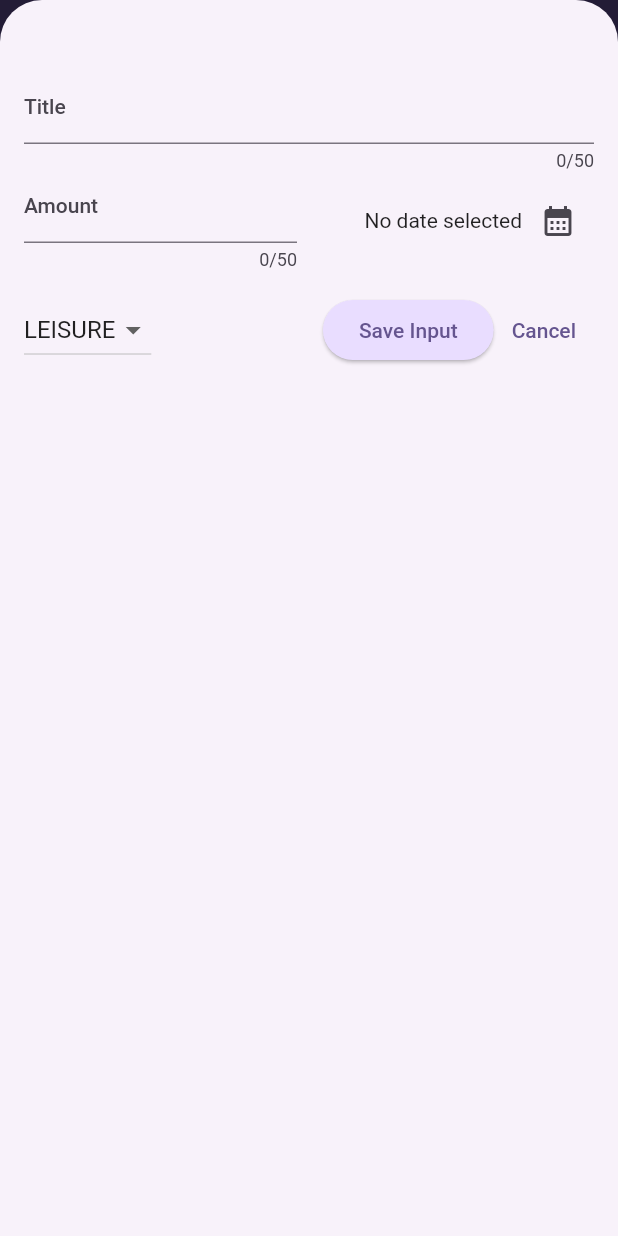
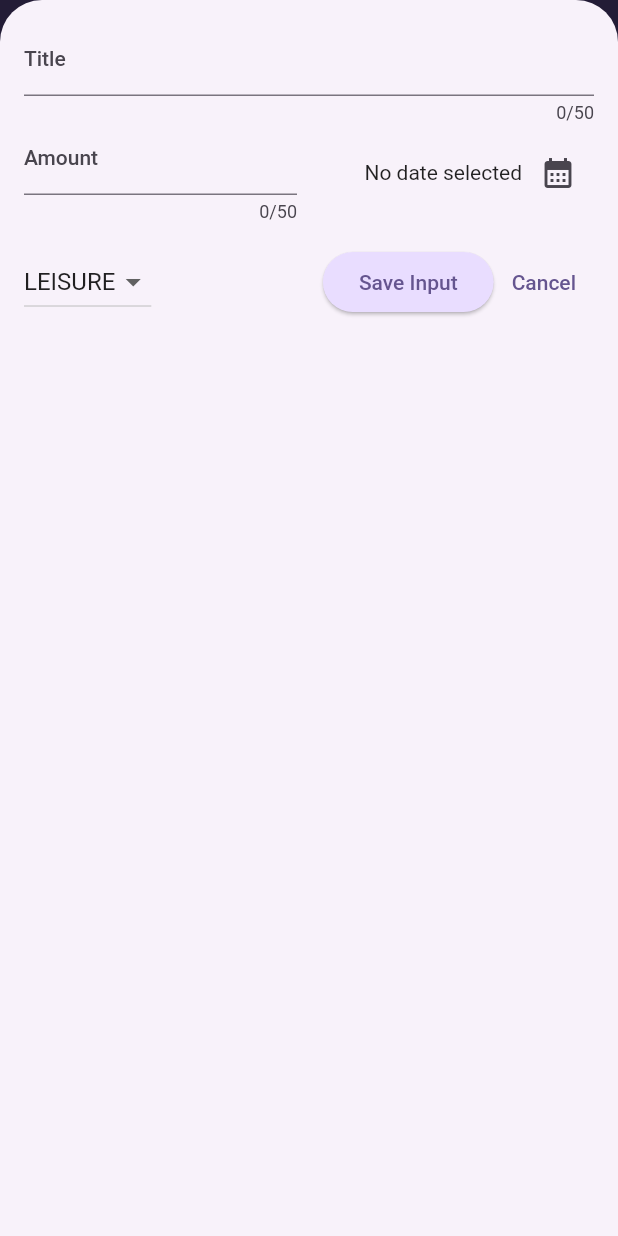
Before and after one commit to jonataslaet/udemy, a Flutter app: the screen it shows after launch, after a tap on the "add" icon, on a phone screen of 412 x 824 dp. Run offline on Flutter 3.47's test engine with Material 2 defaults, Android fonts, the light colour scheme and no system bars; our stand-ins replace google_fonts.

Commit message:
Section 06: Building Responsive & Adaptive User Interfaces [EXPENSE TRACKER APP]
Understanding "Safe Areas"

```diff
--- a/ws-learn-flutter-dart-to-build-ios-android-apps/expense_tracker/lib/expenses.dart
+++ b/ws-learn-flutter-dart-to-build-ios-android-apps/expense_tracker/lib/expenses.dart
@@ -16,6 +16,7 @@ class Expenses extends StatefulWidget {
 class _ExpensesStates extends State<Expenses> {
   void _openAddExpenseOverlay() {
     showModalBottomSheet(
+      useSafeArea: true,
       isScrollControlled: true,
       context: context,
       builder: (ctx) => NewExpense(onAddExpense: _addExpense),
--- a/ws-learn-flutter-dart-to-build-ios-android-apps/expense_tracker/lib/widgets/expenses_list/new_expense.dart
+++ b/ws-learn-flutter-dart-to-build-ios-android-apps/expense_tracker/lib/widgets/expenses_list/new_expense.dart
@@ -80,7 +80,7 @@ class _NewExpenseState extends State<NewExpense> {
       height: double.infinity,
       child: SingleChildScrollView(
         child: Padding(
-          padding: EdgeInsets.fromLTRB(16, 48, 16, keyboardSpace + 16),
+          padding: EdgeInsets.fromLTRB(16, 16, 16, keyboardSpace + 16),
           child: Column(
             children: [
               TextField(
```
